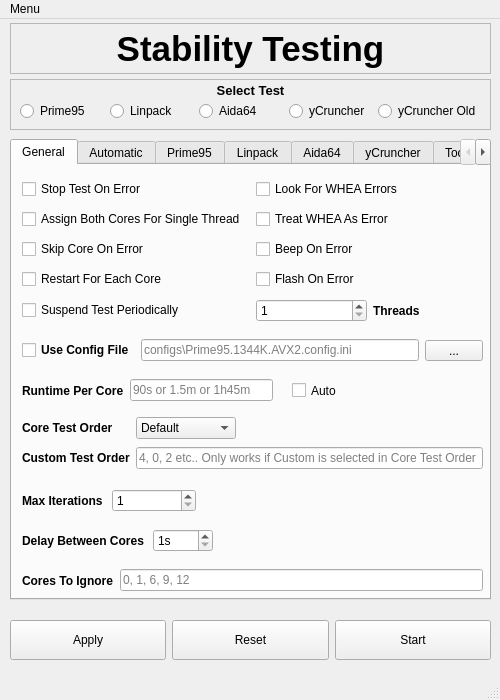
Old version of the form mainwindow.ui in the repository LucidLuxxx/CoreCycler-Py.
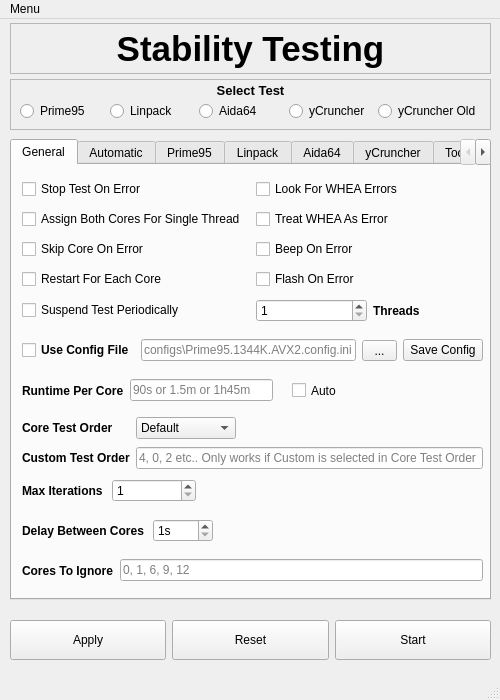
New version of the form. Icons and pictures are not drawn.

```diff
--- a/mainwindow.ui
+++ b/mainwindow.ui
@@ -187,6 +187,12 @@
        </item>
        <item>
         <widget class="QLineEdit" name="general_useConfigFile_lineEdit">
+         <property name="maximumSize">
+          <size>
+           <width>220</width>
+           <height>16777215</height>
+          </size>
+         </property>
          <property name="placeholderText">
           <string>configs\Prime95.1344K.AVX2.config.ini</string>
          </property>
@@ -196,7 +202,7 @@
         <widget class="QToolButton" name="configsFolder_toolButton">
          <property name="minimumSize">
           <size>
-           <width>58</width>
+           <width>35</width>
            <height>0</height>
           </size>
          </property>
@@ -205,6 +211,13 @@
          </property>
         </widget>
        </item>
+       <item>
+        <widget class="QPushButton" name="saveConfig_pushButton">
+         <property name="text">
+          <string>Save Config</string>
+         </property>
+        </widget>
+       </item>
       </layout>
      </widget>
      <widget class="QWidget" name="horizontalLayoutWidget_4">
@@ -243,7 +256,7 @@
       <property name="geometry">
        <rect>
         <x>10</x>
-        <y>320</y>
+        <y>310</y>
         <width>174</width>
         <height>31</height>
        </rect>
@@ -278,7 +291,7 @@
       <property name="geometry">
        <rect>
         <x>10</x>
-        <y>360</y>
+        <y>350</y>
         <width>191</width>
         <height>31</height>
        </rect>
@@ -322,7 +335,7 @@
       <property name="geometry">
        <rect>
         <x>10</x>
-        <y>400</y>
+        <y>390</y>
         <width>461</width>
         <height>31</height>
        </rect>
```
Left out of the diff: 1 changed line with no effect on the pictures.
